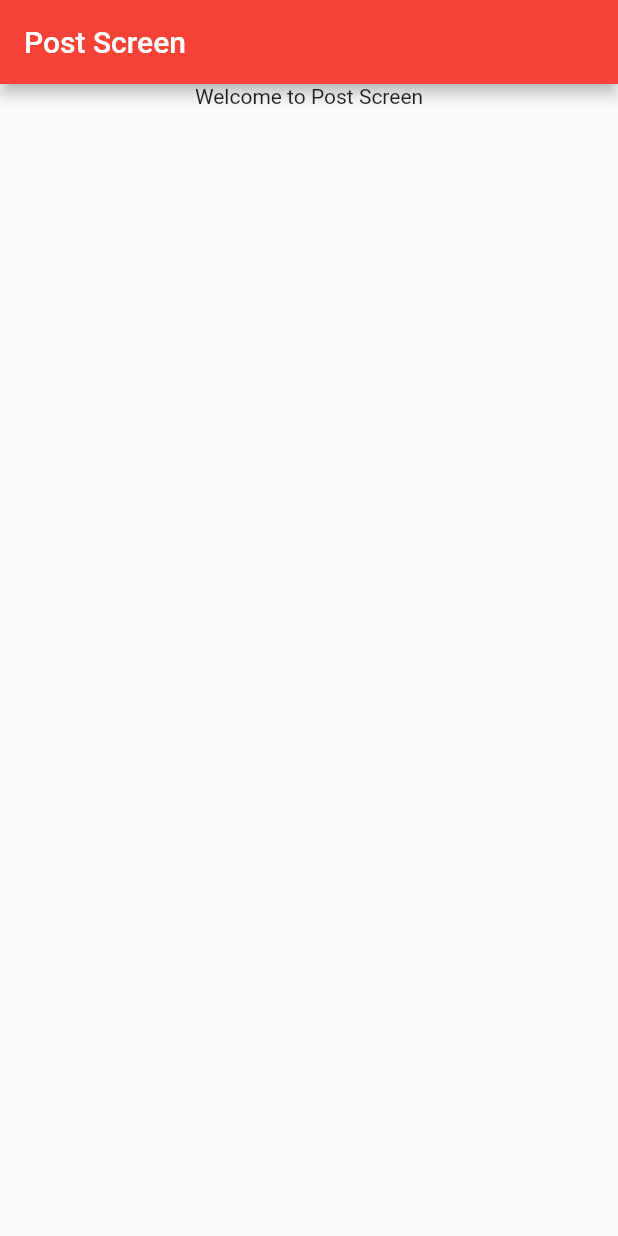
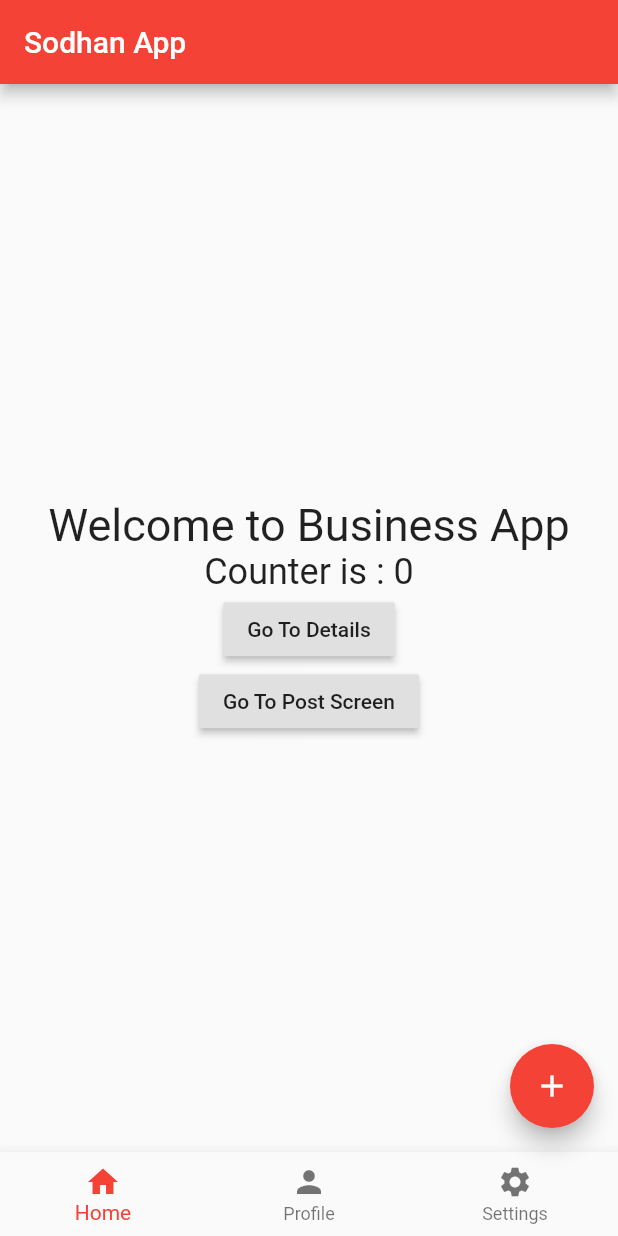
Before and after one commit to frndforall/FlutterProject_1, a Flutter app: the screen it shows after launch, on a phone screen of 412 x 824 dp. Run offline on Flutter 3.47's test engine with Material 2 defaults, Android fonts, the phone set to English and light mode, and no system bars.

```diff
--- a/lib/main.dart
+++ b/lib/main.dart
@@ -1,7 +1,7 @@
 
 
 import 'package:flutter/material.dart';
-// import 'src/screens/counter_home_screen.dart';
+import 'src/screens/counter_home_screen.dart';
 import 'src/screens/meetup_detail_screen.dart';
 import 'src/screens/posts_screen.dart';
 
@@ -26,10 +26,11 @@ final String title ='Sodhan App';
         // is not restarted.
         primarySwatch: Colors.red,
     ),
-    // home: HomeScreen(title),
-    home: PostScreen(),
+    home: HomeScreen(title),
+    // home: PostScreen(),
     routes: {
-      '/meetupDetail': (context) => MeetupDetailScreen()
+      '/meetupDetail': (context) => MeetupDetailScreen(),
+      '/postDetails': (context) => PostScreen()
     },
     );
   }
--- a/lib/src/screens/counter_home_screen.dart
+++ b/lib/src/screens/counter_home_screen.dart
@@ -41,6 +41,11 @@ class HomeScreenState extends State<HomeScreen>   {
          onPressed: (){
            Navigator.pushNamed(context, '/meetupDetail');
          },
+       ), RaisedButton(
+         child: Text('Go To Post Screen'),
+         onPressed: (){
+           Navigator.pushNamed(context, '/postDetails');
+         },
        )
        ],
    )
```
Also changed, not shown: lib/src/screens/posts_screen.dart (+57 -6 lines).
